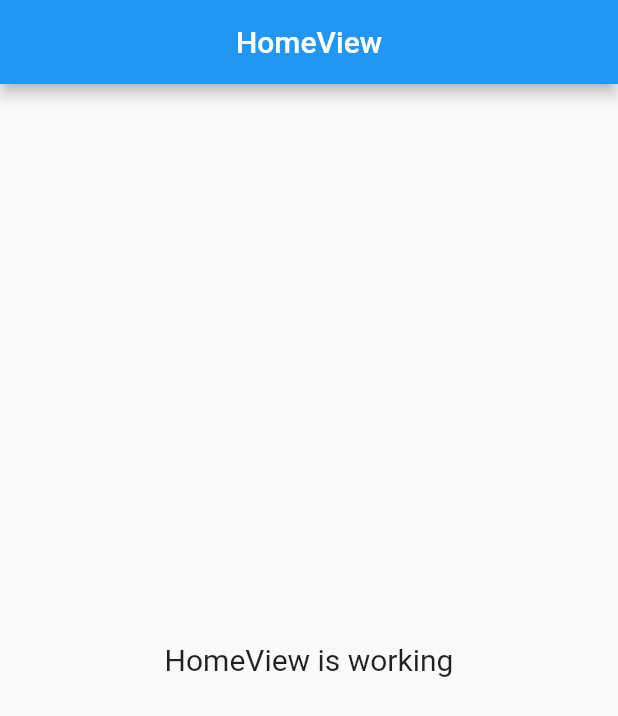
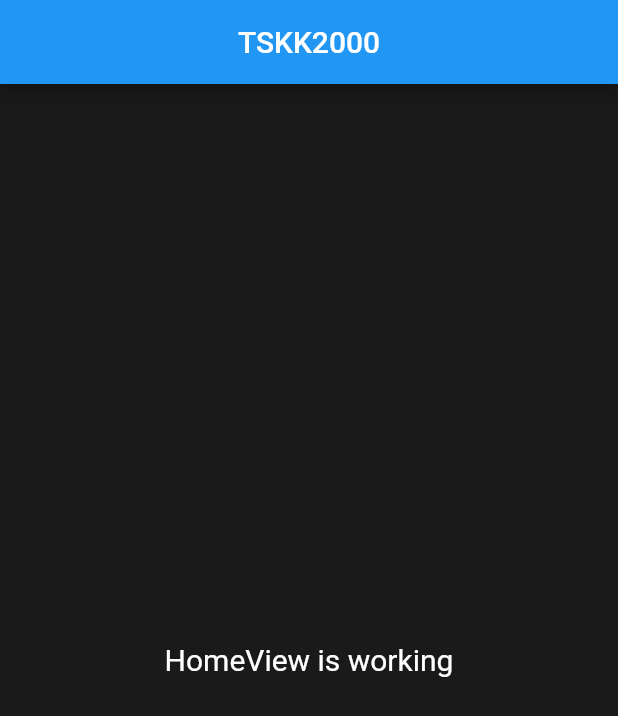
Before and after one commit to ted-devs/tskk2000, a Flutter app: the screen it shows after launch, on a phone screen of 412 x 824 dp. Shown: the top 716 px of the screen. Run offline on Flutter 3.47's test engine with Material 2 defaults, Android fonts, the phone set to English and light mode, and no system bars; our stand-ins replace get.

Commit message:
Updated color and text

```diff
--- a/lib/app/modules/home/views/home_view.dart
+++ b/lib/app/modules/home/views/home_view.dart
@@ -8,14 +8,15 @@ class HomeView extends GetView<HomeController> {
   @override
   Widget build(BuildContext context) {
     return Scaffold(
+      backgroundColor: Color.fromRGBO(26, 26, 26, 1),
       appBar: AppBar(
-        title: Text('HomeView'),
+        title: Text('TSKK2000'),
         centerTitle: true,
       ),
       body: Center(
         child: Text(
           'HomeView is working',
-          style: TextStyle(fontSize: 20),
+          style: TextStyle(color: Colors.white, fontSize: 20),
         ),
       ),
     );
--- a/lib/main.dart
+++ b/lib/main.dart
@@ -7,6 +7,7 @@ import 'app/routes/app_pages.dart';
 void main() {
   runApp(
     GetMaterialApp(
+      debugShowCheckedModeBanner: false,
       title: "Application",
       initialRoute: AppPages.INITIAL,
       getPages: AppPages.routes,
```
